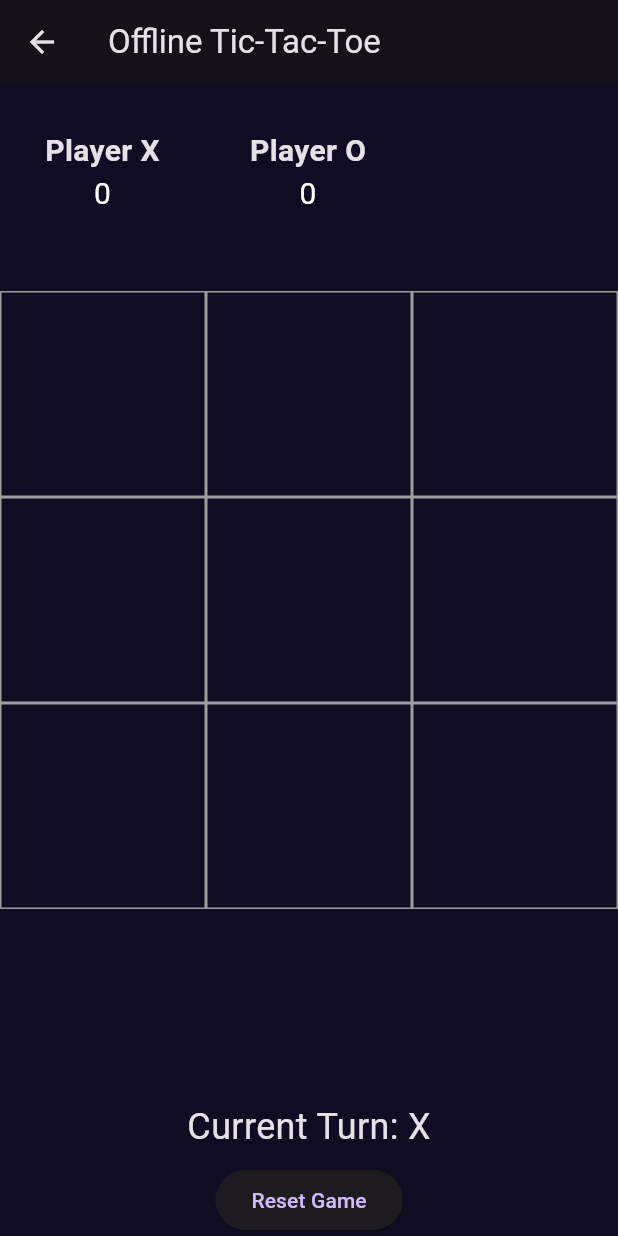
After one commit to 5-abdulsami/flutter_tic_tac_toe, a Flutter app: the OfflineGameScreen screen opened by its route, after a tap on "Reset Game", on a phone screen of 412 x 824 dp. The commit adds this screen. Run offline on Flutter 3.47's test engine with Material 3 defaults, Android fonts, the phone set to English and light mode, and no system bars; our stand-ins replace socket_io_client.

Commit message:
added offline game functionality

```diff
--- a/lib/main.dart
+++ b/lib/main.dart
@@ -1,4 +1,6 @@
 import 'package:flutter/material.dart';
+import 'package:flutter_tic_tac_toe/offline_module/offline_game_screen.dart';
+import 'package:flutter_tic_tac_toe/provider/offline_game_provider.dart';
 import 'package:flutter_tic_tac_toe/provider/room_data_provider.dart';
 import 'package:flutter_tic_tac_toe/screens/create_room_screen.dart';
 import 'package:flutter_tic_tac_toe/screens/game_screen.dart';
@@ -19,6 +21,7 @@ class MyApp extends StatelessWidget {
     return MultiProvider(
       providers: [
         ChangeNotifierProvider(create: (context) => RoomDataProvider()),
+        ChangeNotifierProvider(create: (context) => OfflineGameProvider())
       ],
       child: MaterialApp(
         debugShowCheckedModeBanner: false,
@@ -29,6 +32,7 @@ class MyApp extends StatelessWidget {
           CreateRoomScreen.routeName: (context) => const CreateRoomScreen(),
           JoinRoomScreen.routeName: (context) => const JoinRoomScreen(),
           GameScreen.routeName: (context) => const GameScreen(),
+          OfflineGameScreen.routeName: (context) => const OfflineGameScreen(),
         },
         initialRoute: MainMenuScreen.routeName,
       ),
--- /dev/null
+++ b/lib/offline_module/offline_game_screen.dart
@@ -0,0 +1,69 @@
+import 'package:flutter/material.dart';
+import 'package:flutter_tic_tac_toe/offline_module/offline_scorebord.dart';
+import 'package:flutter_tic_tac_toe/provider/offline_game_provider.dart';
+import 'package:flutter_tic_tac_toe/widgets/offline_tic_tac_toe_board.dart';
+import 'package:provider/provider.dart';
+
+class OfflineGameScreen extends StatelessWidget {
+  static const String routeName = '/offline-game-screen';
+  const OfflineGameScreen({super.key});
+
+  @override
+  Widget build(BuildContext context) {
+    return Scaffold(
+      appBar: AppBar(
+        title: const Text('Offline Tic-Tac-Toe'),
+      ),
+      body: Column(
+        children: [
+          // Reusable Scoreboard Widget
+          const OfflineScoreboard(),
+          const SizedBox(height: 20),
+          // Offline Tic-Tac-Toe Board
+          Expanded(
+            child: Consumer<OfflineGameProvider>(
+              builder: (context, provider, _) {
+                return OfflineTicTacToeBoard(
+                  currentTurn: provider.currentPlayer,
+                  onMove: (index) {
+                    provider.makeMove(
+                        index, context); // Pass context to makeMove
+                  },
+                );
+              },
+            ),
+          ),
+          // Status Bar to show who's turn or if there's a winner
+          _StatusBar(),
+          ElevatedButton(
+            onPressed: () {
+              Provider.of<OfflineGameProvider>(context, listen: false)
+                  .resetGame();
+            },
+            child: const Text('Reset Game'),
+          ),
+        ],
+      ),
+    );
+  }
+}
+
+class _StatusBar extends StatelessWidget {
+  @override
+  Widget build(BuildContext context) {
+    final provider = Provider.of<OfflineGameProvider>(context);
+    String status = provider.winner.isNotEmpty
+        ? (provider.winner == 'Draw'
+            ? 'It\'s a Draw!'
+            : '${provider.winner} Wins!')
+        : 'Current Turn: ${provider.currentPlayer}';
+
+    return Padding(
+      padding: const EdgeInsets.all(8.0),
+      child: Text(
+        status,
+        style: const TextStyle(fontSize: 24),
+      ),
+    );
+  }
+}
--- /dev/null
+++ b/lib/offline_module/offline_scorebord.dart
@@ -0,0 +1,45 @@
+import 'package:flutter/material.dart';
+import 'package:flutter_tic_tac_toe/provider/offline_game_provider.dart';
+import 'package:provider/provider.dart';
+import 'package:flutter_tic_tac_toe/utils/colors.dart';
+
+class OfflineScoreboard extends StatelessWidget {
+  const OfflineScoreboard({super.key});
+
+  @override
+  Widget build(BuildContext context) {
+    OfflineGameProvider offlineGameProvider =
+        Provider.of<OfflineGameProvider>(context);
+
+    return Row(
+      children: [
+        Padding(
+          padding: const EdgeInsets.all(30),
+          child: Column(mainAxisAlignment: MainAxisAlignment.center, children: [
+            const Text(
+              'Player X', // Fixed name as this is for offline mode
+              style: TextStyle(fontSize: 20, fontWeight: FontWeight.bold),
+            ),
+            Text(
+              offlineGameProvider.xScore.toString(), // Player X score
+              style: const TextStyle(fontSize: 20, color: whiteColor),
+            ),
+          ]),
+        ),
+        Padding(
+          padding: const EdgeInsets.all(30),
+          child: Column(mainAxisAlignment: MainAxisAlignment.center, children: [
+            const Text(
+              'Player O', // Fixed name as this is for offline mode
+              style: TextStyle(fontSize: 20, fontWeight: FontWeight.bold),
+            ),
+            Text(
+              offlineGameProvider.oScore.toString(), // Player O score
+              style: const TextStyle(fontSize: 20, color: whiteColor),
+            ),
+          ]),
+        ),
+      ],
+    );
+  }
+}
--- /dev/null
+++ b/lib/provider/offline_game_provider.dart
@@ -0,0 +1,84 @@
+import 'package:flutter/material.dart';
+import 'package:flutter_tic_tac_toe/utils/utils.dart';
+
+class OfflineGameProvider with ChangeNotifier {
+  List<String> _board = List.filled(9, ''); // Tic-tac-toe board
+  int _filledBoxes = 0; // Track filled boxes
+  String _currentPlayer = 'X'; // Current player's turn
+  String _winner = ''; // Winner of the game
+  int xScore = 0; // Player X score
+  int oScore = 0; // Player O score
+
+  List<String> get board => _board;
+  int get filledBoxes => _filledBoxes;
+  String get currentPlayer => _currentPlayer;
+  String get winner => _winner;
+
+  // Rest of your methods...
+
+  void resetGame() {
+    _board = List.filled(9, '');
+    _filledBoxes = 0;
+    _currentPlayer = 'X';
+    _winner = '';
+    xScore = 0;
+    oScore = 0;
+
+    notifyListeners();
+  }
+
+  void clearBoard() {
+    _board = List.filled(9, '');
+    _filledBoxes = 0;
+    _currentPlayer = 'X';
+    _winner = '';
+
+    notifyListeners();
+  }
+
+  void makeMove(int index, BuildContext context) {
+    if (_board[index] == '' && _winner == '') {
+      _board[index] = _currentPlayer;
+      _filledBoxes++;
+      if (_checkWinner(index)) {
+        _winner = _currentPlayer;
+        if (_winner == 'X') {
+          xScore++; // Increment Player X score
+        } else if (_winner == 'O') {
+          oScore++; // Increment Player O score
+        }
+        // Show dialog when the game is over
+        showOfflineGameDialogBox(context, '$winner Wins!');
+      } else if (_filledBoxes == 9) {
+        _winner = 'Draw';
+        showOfflineGameDialogBox(context, 'It\'s a Draw!');
+      } else {
+        _currentPlayer = _currentPlayer == 'X' ? 'O' : 'X';
+      }
+      notifyListeners();
+    }
+  }
+
+  bool _checkWinner(int index) {
+    List<List<int>> winningPatterns = [
+      [0, 1, 2], // First row
+      [3, 4, 5], // Second row
+      [6, 7, 8], // Third row
+      [0, 3, 6], // First column
+      [1, 4, 7], // Second column
+      [2, 5, 8], // Third column
+      [0, 4, 8], // Diagonal \
+      [2, 4, 6], // Diagonal /
+    ];
+
+    for (List<int> pattern in winningPatterns) {
+      if (pattern.contains(index) &&
+          _board[pattern[0]] == _currentPlayer &&
+          _board[pattern[1]] == _currentPlayer &&
+          _board[pattern[2]] == _currentPlayer) {
+        return true;
+      }
+    }
+    return false;
+  }
+}
--- /dev/null
+++ b/lib/widgets/offline_tic_tac_toe_board.dart
@@ -0,0 +1,66 @@
+import 'package:flutter/material.dart';
+import 'package:flutter_tic_tac_toe/provider/offline_game_provider.dart';
+import 'package:flutter_tic_tac_toe/utils/colors.dart';
+import 'package:provider/provider.dart';
+
+class OfflineTicTacToeBoard extends StatelessWidget {
+  final String currentTurn;
+  final Function(int) onMove;
+
+  const OfflineTicTacToeBoard({
+    super.key,
+    required this.currentTurn,
+    required this.onMove,
+  });
+
+  @override
+  Widget build(BuildContext context) {
+    OfflineGameProvider offlineGameProvider =
+        Provider.of<OfflineGameProvider>(context);
+    final size = MediaQuery.of(context).size;
+
+    return ConstrainedBox(
+      constraints: BoxConstraints(maxHeight: size.height * 0.7, maxWidth: 500),
+      child: GridView.builder(
+        itemCount: 9,
+        gridDelegate: const SliverGridDelegateWithFixedCrossAxisCount(
+          crossAxisCount: 3,
+        ),
+        itemBuilder: (context, index) {
+          return GestureDetector(
+            onTap: offlineGameProvider.board[index] == '' &&
+                    offlineGameProvider.winner == ''
+                ? () => onMove(index)
+                : null,
+            child: Container(
+              decoration: BoxDecoration(
+                border: Border.all(color: greyColor),
+              ),
+              child: Center(
+                child: AnimatedSize(
+                  duration: const Duration(milliseconds: 200),
+                  child: Text(
+                    offlineGameProvider.board[index],
+                    style: TextStyle(
+                      fontSize: 100,
+                      fontWeight: FontWeight.bold,
+                      shadows: [
+                        Shadow(
+                          color: offlineGameProvider.board[index] == 'O'
+                              ? redColor
+                              : blueColor,
+                          blurRadius: 40,
+                          offset: const Offset(0, 2),
+                        ),
+                      ],
+                    ),
+                  ),
+                ),
+              ),
+            ),
+          );
+        },
+      ),
+    );
+  }
+}
--- a/lib/widgets/scoreboard.dart
+++ b/lib/widgets/scoreboard.dart
@@ -1,5 +1,6 @@
 import 'package:flutter/material.dart';
 import 'package:flutter_tic_tac_toe/provider/room_data_provider.dart';
+import 'package:flutter_tic_tac_toe/utils/colors.dart';
 import 'package:provider/provider.dart';
 
 class Scoreboard extends StatelessWidget {
@@ -19,7 +20,7 @@ class Scoreboard extends StatelessWidget {
             ),
             Text(
               roomDataProvider.player1.points.toString(),
-              style: const TextStyle(fontSize: 20, color: Colors.white),
+              style: const TextStyle(fontSize: 20, color: whiteColor),
             ),
           ]),
         ),
@@ -32,7 +33,7 @@ class Scoreboard extends StatelessWidget {
             ),
             Text(
               roomDataProvider.player2.points.toString(),
-              style: const TextStyle(fontSize: 20, color: Colors.white),
+              style: const TextStyle(fontSize: 20, color: whiteColor),
             ),
           ]),
         ),
```
Also changed, not shown: lib/screens/main_menu_screen.dart (+9 -0 lines), lib/utils/utils.dart (+36 -0 lines).
